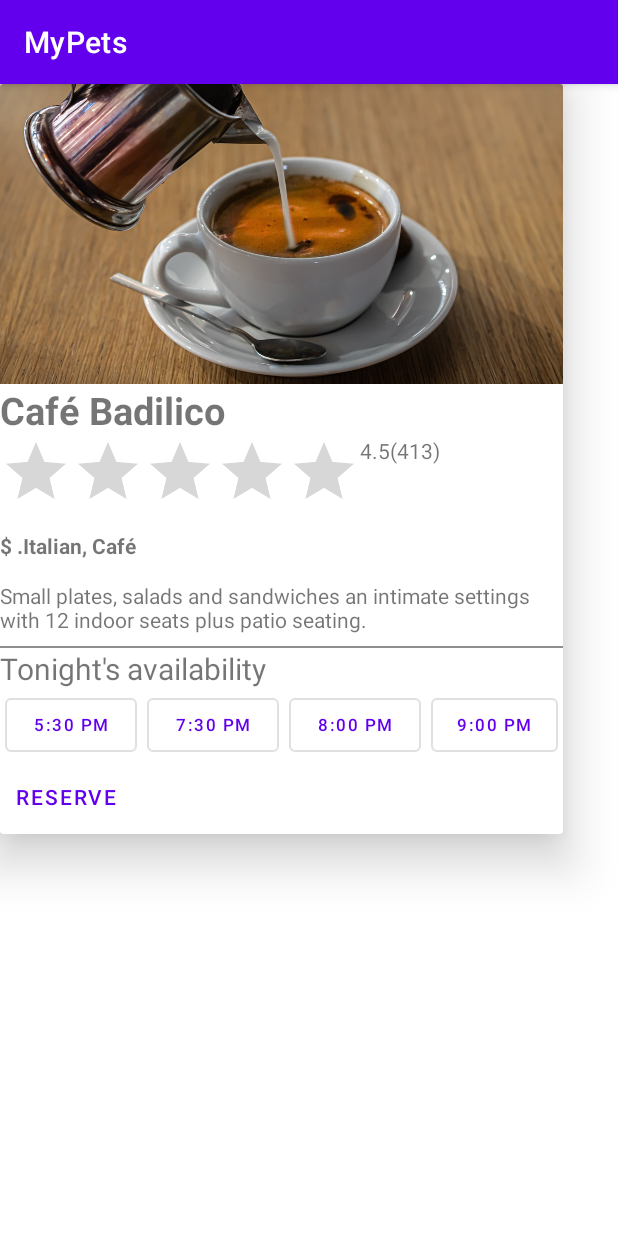
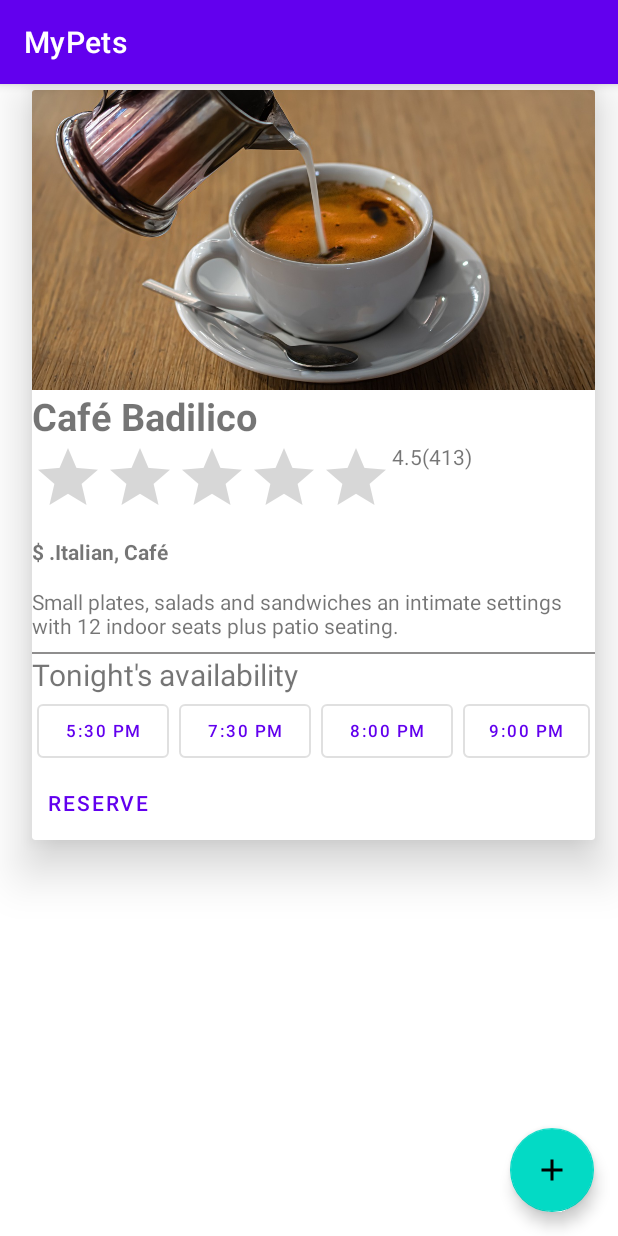
Before and after one commit to MarcinhoFIVE/MyPets, an Android app: the screen it shows after launch (CafeBadilicoActivity), on a phone screen of 412 x 824 dp. Run offline under Robolectric (Android 15) with nearby library versions, the phone set to English and light mode, and no system bars; plain views replace MaterialRatingBar.

Commit message:
New Activity | FAB

```diff
--- a/app/src/main/AndroidManifest.xml
+++ b/app/src/main/AndroidManifest.xml
@@ -10,8 +10,11 @@
         android:supportsRtl="true"
         android:theme="@style/Theme.MyPets">
         <activity
+            android:name=".CatActivity"
+            android:exported="false" />
+        <activity
             android:name=".CafeBadilicoActivity"
-            android:exported="true" >
+            android:exported="true">
             <intent-filter>
                 <action android:name="android.intent.action.MAIN" />
 
@@ -20,13 +23,11 @@
         </activity>
         <activity
             android:name=".MenuActivity"
-            android:exported="true">
-
-        </activity>
+            android:exported="true"></activity>
         <activity
             android:name=".LoginActivity"
             android:exported="true"
-            android:theme="@style/temaSemBarra"></activity>
+            android:theme="@style/temaSemBarra" />
         <activity
             android:name=".MainActivity"
             android:exported="true" />
--- a/app/src/main/java/br/com/etecia/mypets/CafeBadilicoActivity.java
+++ b/app/src/main/java/br/com/etecia/mypets/CafeBadilicoActivity.java
@@ -9,14 +9,17 @@ import android.view.View;
 import android.widget.Button;
 import android.widget.Toast;
 
+import com.google.android.material.floatingactionbutton.FloatingActionButton;
+
 public class CafeBadilicoActivity extends AppCompatActivity {
 
     CardView idCardView;
-    Button idBtnUm;
-    Button idBtnDois;
-    Button idBtnTres;
-    Button idBtnQuatro;
-    Button idBtnCinco;
+    Button idHoraUm;
+    Button idHoraDois;
+    Button idHoraTres;
+    Button idHoraQuatro;
+    Button idHoraCinco;
+    FloatingActionButton idFABCafe;
 
     @Override
     protected void onCreate(Bundle savedInstanceState) {
@@ -32,45 +35,45 @@ public class CafeBadilicoActivity extends AppCompatActivity {
             }
         });
 
-        idBtnUm = findViewById(R.id.idBtnUm);
+        idHoraUm = findViewById(R.id.idHoraUm);
 
-        idBtnUm.setOnClickListener(new View.OnClickListener() {
+        idHoraUm.setOnClickListener(new View.OnClickListener() {
             @Override
             public void onClick(View view) {
                 Toast.makeText(getApplicationContext(), "Cliquei em 5:30", Toast.LENGTH_SHORT).show();
             }
         });
 
-        idBtnDois = findViewById(R.id.idBtnDois);
+        idHoraDois = findViewById(R.id.idHoraDois);
 
-        idBtnDois.setOnClickListener(new View.OnClickListener() {
+        idHoraDois.setOnClickListener(new View.OnClickListener() {
             @Override
             public void onClick(View view) {
                 Toast.makeText(getApplicationContext(), "Cliquei em 7:30", Toast.LENGTH_SHORT).show();
             }
         });
 
-        idBtnTres = findViewById(R.id.idBtnTres);
+        idHoraTres = findViewById(R.id.idHoraTres);
 
-        idBtnTres.setOnClickListener(new View.OnClickListener() {
+        idHoraTres.setOnClickListener(new View.OnClickListener() {
             @Override
             public void onClick(View view) {
                 Toast.makeText(getApplicationContext(), "Cliquei em 8:30", Toast.LENGTH_SHORT).show();
             }
         });
 
-        idBtnQuatro = findViewById(R.id.idBtnQuatro);
+        idHoraQuatro = findViewById(R.id.idHoraQuatro);
 
-        idBtnQuatro.setOnClickListener(new View.OnClickListener() {
+        idHoraQuatro.setOnClickListener(new View.OnClickListener() {
             @Override
             public void onClick(View view) {
                 Toast.makeText(getApplicationContext(), "Cliquei em 9:00", Toast.LENGTH_SHORT).show();
             }
         });
 
-        idBtnCinco = findViewById(R.id.idBtnCinco);
+        idHoraCinco = findViewById(R.id.idHoraCinco);
 
-        idBtnCinco.setOnClickListener(new View.OnClickListener() {
+        idHoraCinco.setOnClickListener(new View.OnClickListener() {
             @Override
             public void onClick(View view) {
                 Toast.makeText(getApplicationContext(), "Cliquei em Reservar", Toast.LENGTH_SHORT).show();
--- /dev/null
+++ b/app/src/main/java/br/com/etecia/mypets/CatActivity.java
@@ -0,0 +1,14 @@
+package br.com.etecia.mypets;
+
+import androidx.appcompat.app.AppCompatActivity;
+
+import android.os.Bundle;
+
+public class CatActivity extends AppCompatActivity {
+
+    @Override
+    protected void onCreate(Bundle savedInstanceState) {
+        super.onCreate(savedInstanceState);
+        setContentView(R.layout.cat_layout);
+    }
+}
--- a/app/src/main/res/layout/cafe_badilico_layout.xml
+++ b/app/src/main/res/layout/cafe_badilico_layout.xml
@@ -6,7 +6,18 @@
     android:layout_height="match_parent"
     tools:context=".CafeBadilicoActivity">
 
+    <com.google.android.material.floatingactionbutton.FloatingActionButton
+        android:id="@+id/idFABCafe"
+        android:layout_gravity="bottom|right"
+        android:layout_margin="16dp"
+        android:layout_width="wrap_content"
+        android:layout_height="wrap_content"
+        android:src="@drawable/ic_baseline_add"
+        />
+
     <androidx.cardview.widget.CardView
+        android:layout_marginTop="4dp"
+        android:layout_marginStart="21dp"
         android:id="@+id/idCardView"
         app:cardElevation="20dp"
         android:layout_width="375dp"
@@ -83,7 +94,7 @@
                 android:orientation="horizontal">
 
             <Button
-                android:id="@+id/idBtnUm"
+                android:id="@+id/idHoraUm"
                 android:layout_width="wrap_content"
                 android:layout_height="wrap_content"
                 android:text="5:30 PM"
@@ -93,7 +104,7 @@
                 />
 
             <Button
-                android:id="@+id/idBtnDois"
+                android:id="@+id/idHoraDois"
                 android:layout_width="wrap_content"
                 android:layout_height="wrap_content"
                 android:text="7:30 PM"
@@ -103,7 +114,7 @@
                 />
 
             <Button
-                android:id="@+id/idBtnTres"
+                android:id="@+id/idHoraTres"
                 android:layout_width="wrap_content"
                 android:layout_height="wrap_content"
                 android:text="8:00 PM"
@@ -112,7 +123,7 @@
                 android:textSize="11sp"/>
 
             <Button
-                android:id="@+id/idBtnQuatro"
+                android:id="@+id/idHoraQuatro"
                 android:layout_width="wrap_content"
                 android:layout_height="wrap_content"
                 android:text="9:00 PM"
@@ -122,7 +133,7 @@
         </LinearLayout>
 
             <Button
-                android:id="@+id/idBtnCinco"
+                android:id="@+id/idHoraCinco"
                 android:layout_width="wrap_content"
                 android:layout_height="wrap_content"
                 android:text="RESERVE"
--- /dev/null
+++ b/app/src/main/res/layout/cat_layout.xml
@@ -0,0 +1,9 @@
+<?xml version="1.0" encoding="utf-8"?>
+<androidx.constraintlayout.widget.ConstraintLayout xmlns:android="http://schemas.android.com/apk/res/android"
+    xmlns:app="http://schemas.android.com/apk/res-auto"
+    xmlns:tools="http://schemas.android.com/tools"
+    android:layout_width="match_parent"
+    android:layout_height="match_parent"
+    tools:context=".CatActivity">
+
+</androidx.constraintlayout.widget.ConstraintLayout>
```
